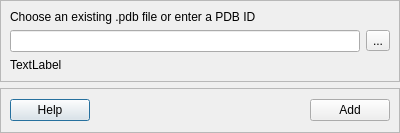
The window that pyssa/gui/ui/forms/dlgAddModel.ui (urban233/PySSA) describes before a commit, drawn with Qt 5.
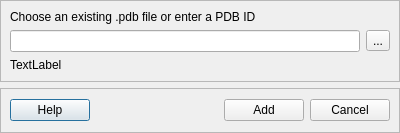
The same window after the commit.

Commit message: add: cancel buttons to all dialog windows

Diff of the .ui file:
```diff
--- a/pyssa/gui/ui/forms/dlgAddModel.ui
+++ b/pyssa/gui/ui/forms/dlgAddModel.ui
@@ -127,6 +127,13 @@
           </property>
          </widget>
         </item>
+        <item>
+         <widget class="QPushButton" name="btn_cancel">
+          <property name="text">
+           <string>Cancel</string>
+          </property>
+         </widget>
+        </item>
        </layout>
       </item>
      </layout>
```
The commit also changes 57 other files.
